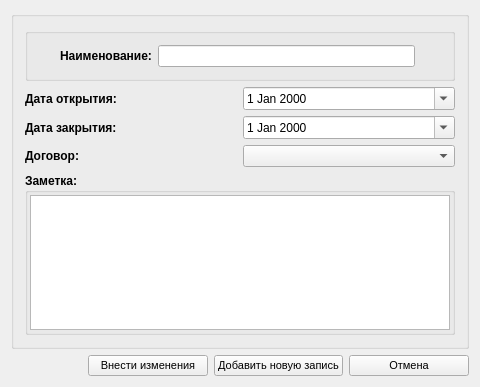
This is src/zestimatesform.ui in SergeyZaz/Cleaning as Qt 5 draws it before an edit. The edited form follows.
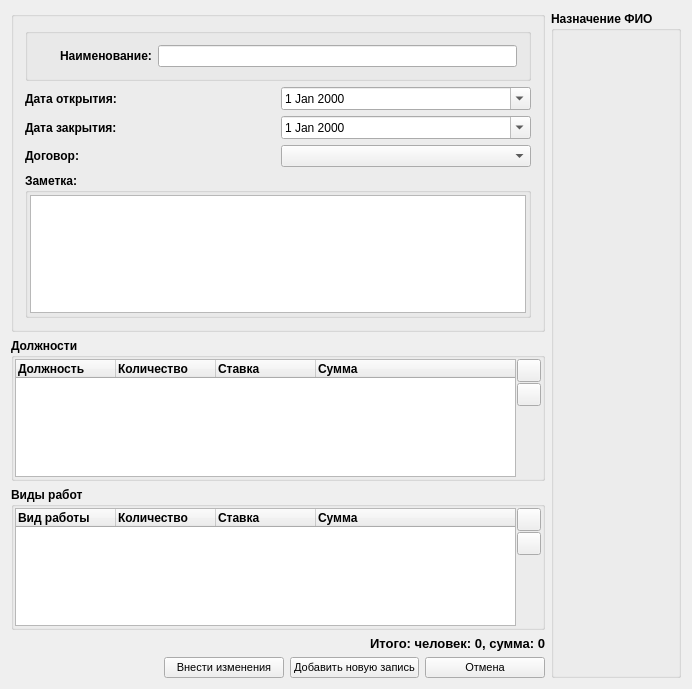
This is the edited form. Icons and pictures are not drawn.

```diff
--- a/src/zestimatesform.ui
+++ b/src/zestimatesform.ui
@@ -6,8 +6,8 @@
    <rect>
     <x>0</x>
     <y>0</y>
-    <width>480</width>
-    <height>387</height>
+    <width>692</width>
+    <height>689</height>
    </rect>
   </property>
   <property name="minimumSize">
@@ -26,8 +26,8 @@
   <property name="styleSheet">
    <string notr="true"/>
   </property>
-  <layout class="QVBoxLayout" name="verticalLayout">
-   <item>
+  <layout class="QGridLayout" name="gridLayout_6">
+   <item row="0" column="0">
     <widget class="QGroupBox" name="requiredBox">
      <property name="title">
       <string/>
@@ -90,28 +90,6 @@
            </property>
           </widget>
          </item>
-         <item row="0" column="3">
-          <widget class="QLabel" name="nameStatus">
-           <property name="sizePolicy">
-            <sizepolicy hsizetype="Fixed" vsizetype="Fixed">
-             <horstretch>0</horstretch>
-             <verstretch>0</verstretch>
-            </sizepolicy>
-           </property>
-           <property name="minimumSize">
-            <size>
-             <width>20</width>
-             <height>20</height>
-            </size>
-           </property>
-           <property name="text">
-            <string/>
-           </property>
-           <property name="pixmap">
-            <pixmap resource="../cleaning.qrc">:/images/error.png</pixmap>
-           </property>
-          </widget>
-         </item>
         </layout>
        </widget>
       </item>
@@ -214,7 +192,216 @@
      </layout>
     </widget>
    </item>
-   <item>
+   <item row="0" column="1" rowspan="5">
+    <widget class="QGroupBox" name="groupBox">
+     <property name="font">
+      <font>
+       <weight>75</weight>
+       <bold>true</bold>
+      </font>
+     </property>
+     <property name="title">
+      <string>Назначение ФИО</string>
+     </property>
+    </widget>
+   </item>
+   <item row="1" column="0">
+    <widget class="QGroupBox" name="groupPosts">
+     <property name="font">
+      <font>
+       <weight>75</weight>
+       <bold>true</bold>
+      </font>
+     </property>
+     <property name="title">
+      <string>Должности</string>
+     </property>
+     <layout class="QGridLayout" name="gridLayout_4">
+      <property name="leftMargin">
+       <number>1</number>
+      </property>
+      <property name="topMargin">
+       <number>1</number>
+      </property>
+      <property name="rightMargin">
+       <number>1</number>
+      </property>
+      <property name="bottomMargin">
+       <number>1</number>
+      </property>
+      <property name="spacing">
+       <number>1</number>
+      </property>
+      <item row="0" column="0" rowspan="3">
+       <widget class="QTreeWidget" name="treePosts">
+        <property name="rootIsDecorated">
+         <bool>false</bool>
+        </property>
+        <column>
+         <property name="text">
+          <string>Должность</string>
+         </property>
+        </column>
+        <column>
+         <property name="text">
+          <string>Количество</string>
+         </property>
+        </column>
+        <column>
+         <property name="text">
+          <string>Ставка</string>
+         </property>
+        </column>
+        <column>
+         <property name="text">
+          <string>Сумма</string>
+         </property>
+        </column>
+       </widget>
+      </item>
+      <item row="0" column="1">
+       <widget class="QToolButton" name="cmdAddPosts">
+        <property name="toolTip">
+         <string>Добавить</string>
+        </property>
+        <property name="text">
+         <string/>
+        </property>
+        <property name="icon">
+         <iconset resource="../cleaning.qrc">
+          <normaloff>:/images/add.png</normaloff>:/images/add.png</iconset>
+        </property>
+       </widget>
+      </item>
+      <item row="1" column="1">
+       <widget class="QToolButton" name="cmdDelPosts">
+        <property name="toolTip">
+         <string>Удалить</string>
+        </property>
+        <property name="text">
+         <string/>
+        </property>
+        <property name="icon">
+         <iconset resource="../cleaning.qrc">
+          <normaloff>:/images/error.png</normaloff>:/images/error.png</iconset>
+        </property>
+       </widget>
+      </item>
+      <item row="2" column="1">
+       <spacer name="verticalSpacer">
+        <property name="orientation">
+         <enum>Qt::Vertical</enum>
+        </property>
+        <property name="sizeHint" stdset="0">
+         <size>
+          <width>20</width>
+          <height>105</height>
+         </size>
+        </property>
+       </spacer>
+      </item>
+     </layout>
+    </widget>
+   </item>
+   <item row="2" column="0">
+    <widget class="QGroupBox" name="groupWorks">
+     <property name="font">
+      <font>
+       <weight>75</weight>
+       <bold>true</bold>
+      </font>
+     </property>
+     <property name="title">
+      <string>Виды работ</string>
+     </property>
+     <layout class="QGridLayout" name="gridLayout_5">
+      <property name="leftMargin">
+       <number>1</number>
+      </property>
+      <property name="topMargin">
+       <number>1</number>
+      </property>
+      <property name="rightMargin">
+       <number>1</number>
+      </property>
+      <property name="bottomMargin">
+       <number>1</number>
+      </property>
+      <property name="spacing">
+       <number>1</number>
+      </property>
+      <item row="1" column="1">
+       <widget class="QToolButton" name="cmdDelWorks">
+        <property name="toolTip">
+         <string>Удалить</string>
+        </property>
+        <property name="text">
+         <string/>
+        </property>
+        <property name="icon">
+         <iconset resource="../cleaning.qrc">
+          <normaloff>:/images/error.png</normaloff>:/images/error.png</iconset>
+        </property>
+       </widget>
+      </item>
+      <item row="0" column="1">
+       <widget class="QToolButton" name="cmdAddWorks">
+        <property name="toolTip">
+         <string>Добавить</string>
+        </property>
+        <property name="text">
+         <string/>
+        </property>
+        <property name="icon">
+         <iconset resource="../cleaning.qrc">
+          <normaloff>:/images/add.png</normaloff>:/images/add.png</iconset>
+        </property>
+       </widget>
+      </item>
+      <item row="0" column="0" rowspan="4">
+       <widget class="QTreeWidget" name="treeWorks">
+        <property name="rootIsDecorated">
+         <bool>false</bool>
+        </property>
+        <column>
+         <property name="text">
+          <string>Вид работы</string>
+         </property>
+        </column>
+        <column>
+         <property name="text">
+          <string>Количество</string>
+         </property>
+        </column>
+        <column>
+         <property name="text">
+          <string>Ставка</string>
+         </property>
+        </column>
+        <column>
+         <property name="text">
+          <string>Сумма</string>
+         </property>
+        </column>
+       </widget>
+      </item>
+      <item row="2" column="1">
+       <spacer name="verticalSpacer_2">
+        <property name="orientation">
+         <enum>Qt::Vertical</enum>
+        </property>
+        <property name="sizeHint" stdset="0">
+         <size>
+          <width>20</width>
+          <height>105</height>
+         </size>
+        </property>
+       </spacer>
+      </item>
+     </layout>
+    </widget>
+   </item>
+   <item row="4" column="0">
     <layout class="QHBoxLayout" name="horizontalLayout">
      <item>
       <spacer name="horizontalSpacer">
@@ -318,6 +505,23 @@
      </item>
     </layout>
    </item>
+   <item row="3" column="0">
+    <widget class="QLabel" name="lblTotal">
+     <property name="font">
+      <font>
+       <pointsize>10</pointsize>
+       <weight>75</weight>
+       <bold>true</bold>
+      </font>
+     </property>
+     <property name="text">
+      <string>Итого: человек: 0, сумма: 0</string>
+     </property>
+     <property name="alignment">
+      <set>Qt::AlignRight|Qt::AlignTrailing|Qt::AlignVCenter</set>
+     </property>
+    </widget>
+   </item>
   </layout>
  </widget>
  <layoutdefault spacing="6" margin="11"/>
```
